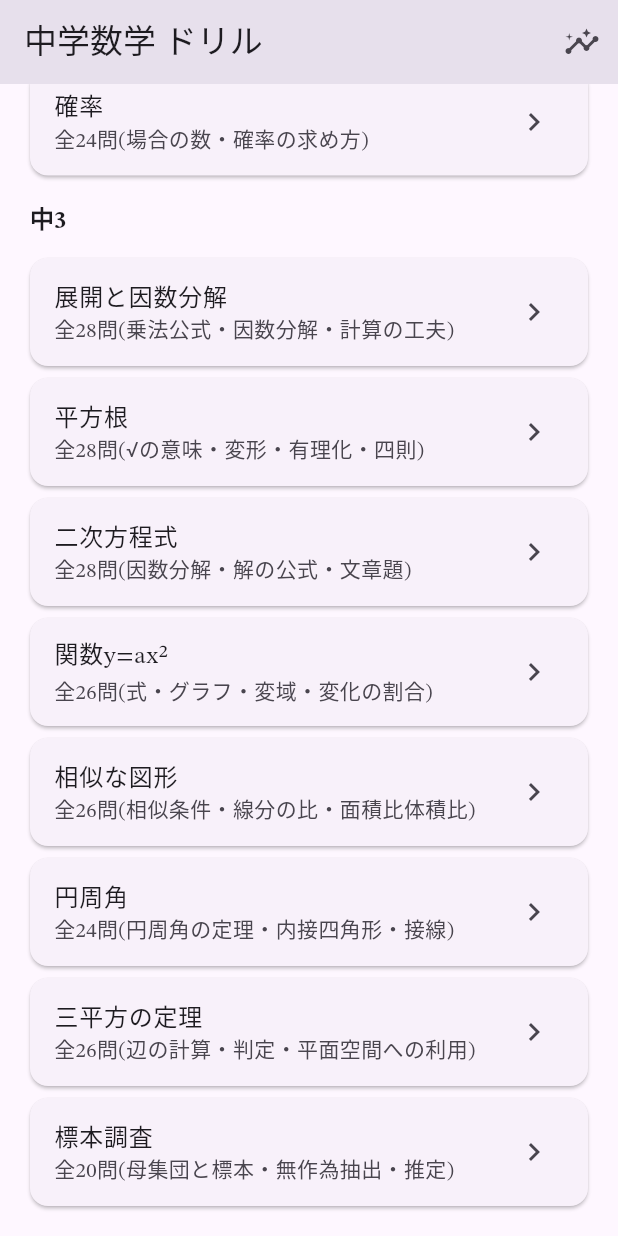
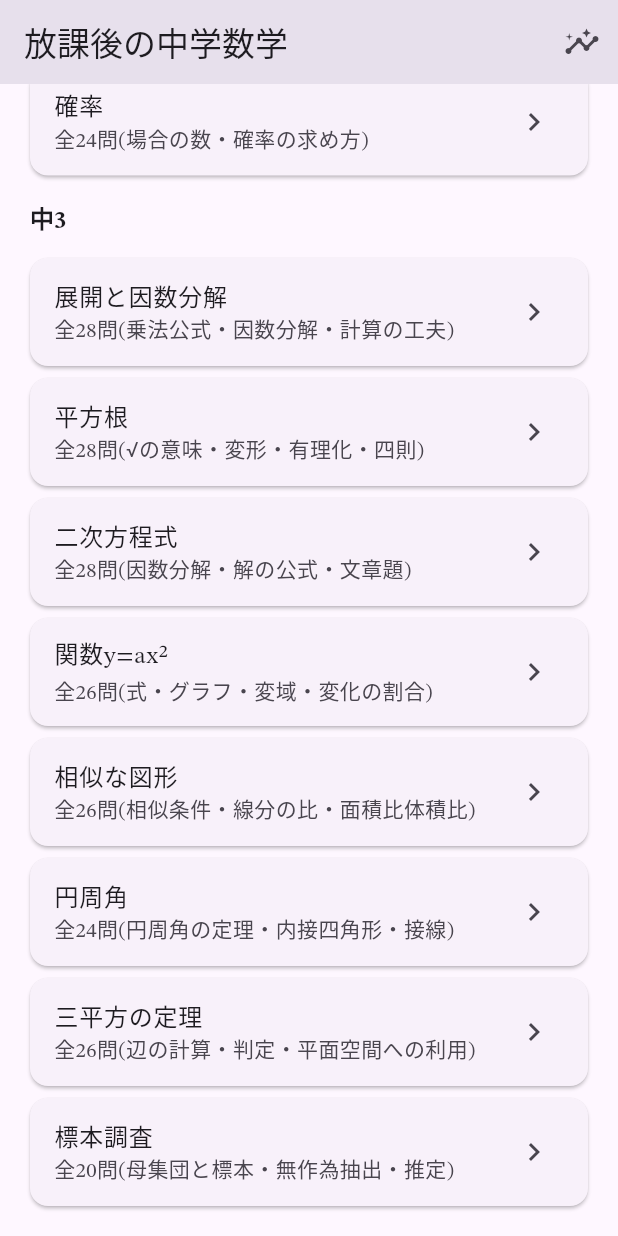
Before and after one commit to jugemjugrm-hash/math_app, a Flutter app: the screen it shows after launch, scrolled down 1281 dp, on a phone screen of 412 x 824 dp. Run offline on Flutter 3.47's test engine with Material 3 defaults, Android fonts, the phone set to English and light mode, and no system bars; our stand-ins replace shared_preferences.

Commit message:
アプリ名を「放課後の中学数学」に統一
Play Console の掲載名は「放課後の中学数学」だが、ランチャーの
ラベルと画面内の見出しは「中学数学ドリル」のままだった。ストアで
見た名前とインストール後の名前が食い違うため、すべて掲載名に揃える。

プライバシーポリシー(GitHub Pages で公開中)と公開手順書も併せて更新。
掲載文は新しい名前の雰囲気に合わせて書き出しを差し替えた。

アプリ内の見出しが変わるので、ストア用スクリーンショット4枚は
tour2.py で撮り直した。

差し替え版をアップロードできるよう versionCode を 2 に上げた。

Co-Authored-By: Claude Opus 4.8 <noreply@anthropic.com>

```diff
--- a/lib/main.dart
+++ b/lib/main.dart
@@ -11,7 +11,7 @@ class MathApp extends StatelessWidget {
   @override
   Widget build(BuildContext context) {
     return MaterialApp(
-      title: '中学数学ドリル',
+      title: '放課後の中学数学',
       theme: ThemeData(
         colorScheme: ColorScheme.fromSeed(seedColor: Colors.deepPurple),
         useMaterial3: true,
--- a/lib/screens/unit_list_screen.dart
+++ b/lib/screens/unit_list_screen.dart
@@ -66,7 +66,7 @@ class _UnitListScreenState extends State<UnitListScreen> {
 
     return Scaffold(
       appBar: AppBar(
-        title: const Text('中学数学 ドリル'),
+        title: const Text('放課後の中学数学'),
         actions: [
           IconButton(
             icon: const Icon(Icons.insights),
--- a/pubspec.yaml
+++ b/pubspec.yaml
@@ -16,7 +16,7 @@ publish_to: 'none' # Remove this line if you wish to publish to pub.dev
 # https://developer.apple.com/library/archive/documentation/General/Reference/InfoPlistKeyReference/Articles/CoreFoundationKeys.html
 # In Windows, build-name is used as the major, minor, and patch parts
 # of the product and file versions while build-number is used as the build suffix.
-version: 1.0.0+1
+version: 1.0.0+2
 
 environment:
   sdk: ^3.12.2
```
Also changed, not shown: 10 other files.
